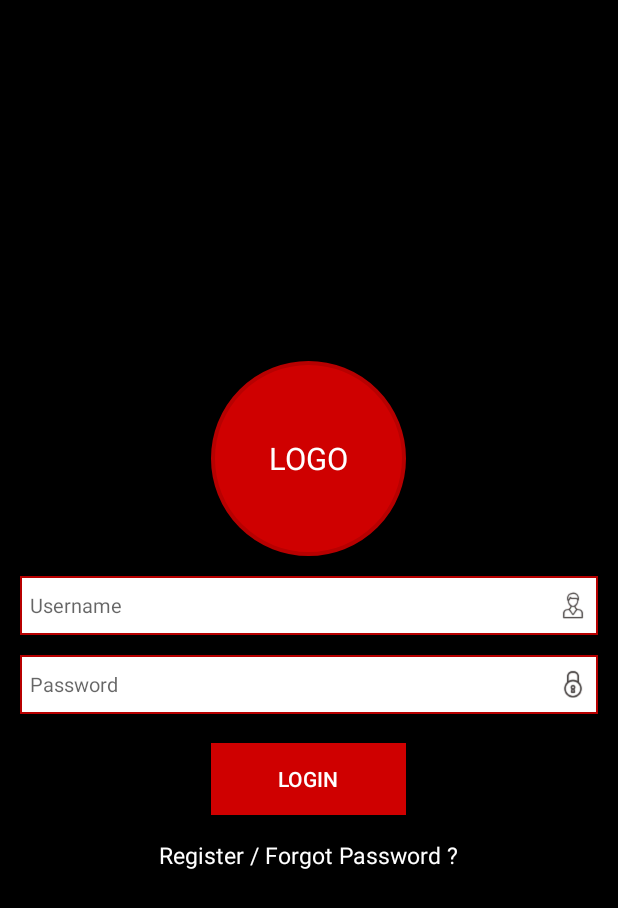
After one commit to DhanraajDreamGuys/UserFeedBack, an Android app: the layout activity_login.xml on its own in the app's theme, with its tools: preview values and no code run, on a phone screen of 412 x 824 dp. The commit adds this screen. Shown: the top 908 px of the screen. Run offline under Robolectric (Android 15) with nearby library versions, the phone set to English and light mode, and no system bars.

Commit message:
login layout, survey description, survey description adapter layout done.

```diff
--- a/app/build.gradle
+++ b/app/build.gradle
@@ -26,5 +26,6 @@ dependencies {
     })
     compile 'com.android.support:appcompat-v7:25.3.1'
     compile 'com.android.support.constraint:constraint-layout:1.0.2'
+    compile 'com.intuit.sdp:sdp-android:1.0.4'
     testCompile 'junit:junit:4.12'
 }
--- /dev/null
+++ b/app/src/main/res/drawable/button_background_red_stroke.xml
@@ -0,0 +1,13 @@
+<?xml version="1.0" encoding="utf-8"?>
+<shape xmlns:android="http://schemas.android.com/apk/res/android"
+    android:shape="rectangle">
+
+    <solid android:color="@color/colorPrimary" />
+
+
+    <stroke
+        android:width="@dimen/_2sdp"
+        android:color="@color/colorPrimaryDark" />
+    <corners android:radius="@dimen/_60sdp" />
+
+</shape>
--- /dev/null
+++ b/app/src/main/res/drawable/edittext_background_red_stroke.xml
@@ -0,0 +1,12 @@
+<?xml version="1.0" encoding="utf-8"?>
+<shape xmlns:android="http://schemas.android.com/apk/res/android"
+    android:shape="rectangle">
+
+    <solid android:color="@android:color/white" />
+
+
+    <stroke
+        android:width="@dimen/_1sdp"
+        android:color="@color/colorPrimaryDark" />
+
+</shape>
--- /dev/null
+++ b/app/src/main/res/layout/activity_login.xml
@@ -0,0 +1,92 @@
+<?xml version="1.0" encoding="utf-8"?>
+<LinearLayout xmlns:android="http://schemas.android.com/apk/res/android"
+    android:layout_width="match_parent"
+    android:layout_height="match_parent"
+    android:background="#000000"
+    android:gravity="center"
+    android:orientation="vertical">
+
+
+    <TextView
+        android:layout_width="@dimen/_100sdp"
+        android:layout_height="@dimen/_100sdp"
+        android:layout_gravity="center"
+        android:background="@drawable/button_background_red_stroke"
+        android:gravity="center"
+        android:text="Logo"
+        android:textAllCaps="true"
+        android:textColor="@android:color/white"
+        android:textSize="@dimen/_16sdp" />
+
+    <EditText
+        android:id="@+id/input_username"
+        android:layout_width="match_parent"
+        android:layout_height="@dimen/_30sdp"
+        android:layout_marginLeft="@dimen/_10sdp"
+        android:layout_marginRight="@dimen/_10sdp"
+        android:layout_marginTop="@dimen/_10sdp"
+        android:background="@drawable/edittext_background_red_stroke"
+        android:drawableRight="@drawable/ic_user"
+        android:hint="@string/str_username"
+        android:inputType="text"
+        android:padding="@dimen/_5sdp"
+        android:textSize="@dimen/_10sdp" />
+
+    <EditText
+        android:id="@+id/input_password"
+        android:layout_width="match_parent"
+        android:layout_height="@dimen/_30sdp"
+        android:layout_marginLeft="@dimen/_10sdp"
+        android:layout_marginRight="@dimen/_10sdp"
+        android:layout_marginTop="@dimen/_10sdp"
+        android:background="@drawable/edittext_background_red_stroke"
+        android:drawableRight="@drawable/ic_password"
+        android:fontFamily="sans-serif"
+        android:hint="@string/str_password"
+        android:inputType="textPassword"
+        android:padding="@dimen/_5sdp"
+        android:textSize="@dimen/_10sdp" />
+
+
+    <Button
+        android:id="@+id/input_login"
+        android:layout_width="@dimen/_100sdp"
+        android:layout_height="wrap_content"
+        android:layout_marginTop="@dimen/_15sdp"
+        android:background="@color/colorPrimary"
+        android:text="Login"
+        android:textColor="@android:color/white" />
+
+    <LinearLayout
+        android:layout_width="match_parent"
+        android:layout_height="wrap_content"
+        android:layout_gravity="center"
+        android:layout_marginTop="@dimen/_10sdp"
+        android:gravity="center"
+        android:orientation="horizontal"
+        android:padding="@dimen/_2sdp">
+
+        <TextView
+            android:id="@+id/input_register"
+            android:layout_width="wrap_content"
+            android:layout_height="wrap_content"
+            android:text="@string/str_register"
+            android:textColor="@android:color/white"
+            android:textSize="@dimen/_12sdp" />
+
+        <TextView
+            android:layout_width="wrap_content"
+            android:layout_height="wrap_content"
+            android:text=" / "
+            android:textColor="@android:color/white"
+            android:textSize="@dimen/_12sdp" />
+
+        <TextView
+            android:id="@+id/input_forgot_password"
+            android:layout_width="wrap_content"
+            android:layout_height="wrap_content"
+            android:text="@string/str_forgot_password"
+            android:textColor="@android:color/white"
+            android:textSize="@dimen/_12sdp" />
+    </LinearLayout>
+</LinearLayout>
--- a/app/src/main/res/values/colors.xml
+++ b/app/src/main/res/values/colors.xml
@@ -1,6 +1,9 @@
 <?xml version="1.0" encoding="utf-8"?>
 <resources>
-    <color name="colorPrimary">#3F51B5</color>
-    <color name="colorPrimaryDark">#303F9F</color>
+    <color name="colorPrimary">#cf0000</color>
+    <color name="colorPrimaryDark">#b70000</color>
     <color name="colorAccent">#FF4081</color>
+    <color name="colorLogo">#61210f</color>
+    <color name="colorButton">#ff2a00</color>
+    <color name="colorSelection">#ff0036</color>
 </resources>
--- a/app/src/main/res/values/strings.xml
+++ b/app/src/main/res/values/strings.xml
@@ -1,3 +1,7 @@
 <resources>
     <string name="app_name">UserFeedBack</string>
+    <string name="str_register">Register</string>
+    <string name="str_forgot_password">Forgot Password ?</string>
+    <string name="str_username">Username</string>
+    <string name="str_password">Password</string>
 </resources>
```
Also changed, not shown: app/src/main/java/co/in/dreamguys/feedback/user/Login.java (added, +19 -0 lines), app/src/main/java/co/in/dreamguys/feedback/user/adapter/Adapter_survey_description.java (added, +74 -0 lines), app/src/main/res/layout/activity_survey_overview.xml (added, +16 -0 lines), app/src/main/res/layout/adapter_survey_description.xml (added, +30 -0 lines), app/src/main/res/drawable-hdpi/ic_password.png (added), app/src/main/res/drawable-hdpi/ic_user.png (added), app/src/main/res/drawable-mdpi/ic_password.png (added), app/src/main/res/drawable-mdpi/ic_user.png (added), app/src/main/res/drawable-xhdpi/ic_password.png (added), app/src/main/res/drawable-xhdpi/ic_user.png (added), app/src/main/res/drawable-xxhdpi/ic_password.png (added), app/src/main/res/drawable-xxhdpi/ic_user.png (added), app/src/main/res/drawable-xxxhdpi/ic_password.png (added), app/src/main/res/drawable-xxxhdpi/ic_user.png (added).
